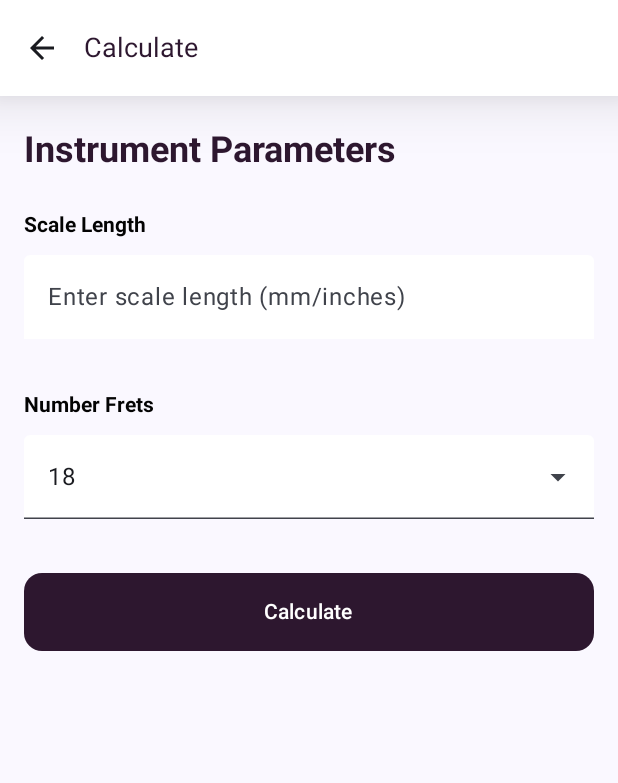
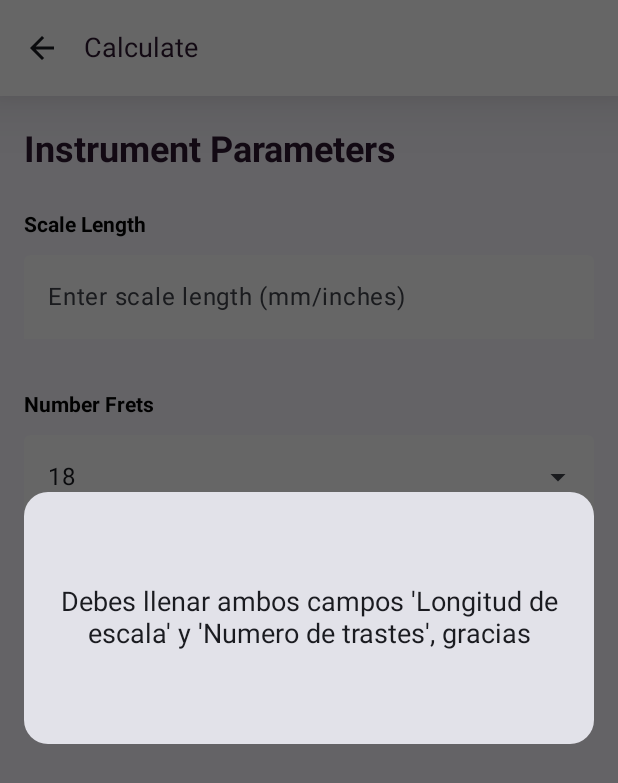
Before and after one commit to MAHEDO/StringCraft, an Android app built with Jetpack Compose: the composable CalculateScreen shown on its own in the app's theme, after a tap on "Calculate", on a phone screen of 412 x 824 dp. Shown: the top 783 px of the screen. Run offline under Robolectric (Android 15) with nearby library versions, the phone set to English and light mode, and no system bars; 2 statements that could not run were skipped.

Commit message:
Se agregan anuncios de google Ads, tambien se sepraran textos en el file strings.xml

```diff
--- a/app/build.gradle.kts
+++ b/app/build.gradle.kts
@@ -56,6 +56,6 @@ dependencies {
     androidTestImplementation(libs.androidx.ui.test.junit4)
     debugImplementation(libs.androidx.ui.tooling)
     debugImplementation(libs.androidx.ui.test.manifest)
-
+    implementation("com.google.android.gms:play-services-ads:23.6.0")
     implementation("androidx.navigation:navigation-compose:2.8.4")
 }
--- a/app/src/main/AndroidManifest.xml
+++ b/app/src/main/AndroidManifest.xml
@@ -1,6 +1,8 @@
 <?xml version="1.0" encoding="utf-8"?>
 <manifest xmlns:android="http://schemas.android.com/apk/res/android"
     xmlns:tools="http://schemas.android.com/tools">
+
+    <uses-permission android:name="android.permission.ACCESS_NETWORK_STATE"/>
 
     <application
         android:allowBackup="true"
@@ -12,6 +14,10 @@
         android:supportsRtl="true"
         android:theme="@style/Theme.StringCraft"
         tools:targetApi="31">
+        <meta-data
+            android:name="com.google.android.gms.ads.APPLICATION_ID"
+            android:value="ca-app-pub-3940256099942544~3347511713" />
+
         <activity
             android:name=".MainActivity"
             android:exported="true"
--- a/app/src/main/java/com/example/stringcraft/MainActivity.kt
+++ b/app/src/main/java/com/example/stringcraft/MainActivity.kt
@@ -16,10 +16,12 @@ import androidx.compose.ui.res.painterResource
 import androidx.compose.ui.tooling.preview.Preview
 import com.example.stringcraft.modulos.navigation.NavigationRoot
 import com.example.stringcraft.ui.theme.StringCraftTheme
+import com.google.android.gms.ads.MobileAds
 
 class MainActivity : ComponentActivity() {
     override fun onCreate(savedInstanceState: Bundle?) {
         super.onCreate(savedInstanceState)
+        MobileAds.initialize(this)
         setContent {
            NavigationRoot()
         }
--- a/app/src/main/java/com/example/stringcraft/modulos/Calculate/CalculateScreen.kt
+++ b/app/src/main/java/com/example/stringcraft/modulos/Calculate/CalculateScreen.kt
@@ -9,14 +9,17 @@ import androidx.compose.foundation.layout.Row
 import androidx.compose.foundation.layout.Spacer
 import androidx.compose.foundation.layout.fillMaxSize
 import androidx.compose.foundation.layout.fillMaxWidth
+import androidx.compose.foundation.layout.height
 import androidx.compose.foundation.layout.padding
 import androidx.compose.foundation.layout.width
+import androidx.compose.foundation.layout.wrapContentSize
 import androidx.compose.foundation.shape.RoundedCornerShape
 import androidx.compose.foundation.text.KeyboardOptions
 import androidx.compose.material.icons.Icons
 import androidx.compose.material.icons.automirrored.filled.ArrowBack
 import androidx.compose.material3.Button
 import androidx.compose.material3.ButtonDefaults
+import androidx.compose.material3.Card
 import androidx.compose.material3.Checkbox
 import androidx.compose.material3.DropdownMenu
 import androidx.compose.material3.DropdownMenuItem
@@ -26,6 +29,7 @@ import androidx.compose.material3.ExposedDropdownMenuDefaults
 import androidx.compose.material3.Icon
 import androidx.compose.material3.IconButton
 import androidx.compose.material3.IconButtonDefaults
+import androidx.compose.material3.Switch
 import androidx.compose.material3.Text
 import androidx.compose.material3.TextField
 import androidx.compose.material3.TextFieldDefaults
@@ -45,11 +49,14 @@ import androidx.compose.ui.res.stringResource
 import androidx.compose.ui.text.TextStyle
 import androidx.compose.ui.text.font.FontWeight
 import androidx.compose.ui.text.input.KeyboardType
+import androidx.compose.ui.text.style.TextAlign
 import androidx.compose.ui.tooling.preview.Preview
 import androidx.compose.ui.unit.dp
 import androidx.compose.ui.unit.sp
+import androidx.compose.ui.window.Dialog
 import androidx.navigation.NavController
 import com.example.stringcraft.R
+import com.example.stringcraft.modulos.MinimalDialog
 import com.example.stringcraft.modulos.navigation.ScreenRoot
 
 @Composable
@@ -77,14 +84,14 @@ fun Body(modifier: Modifier, navController: NavController) {
     ) {
         Spacer(modifier = Modifier.padding(14.dp))
         Text(
-            text = "Instrument Parameters",
+            text = stringResource(R.string.title_instrument_parameters),
             fontWeight = FontWeight.Bold,
             style = TextStyle(fontSize = 24.sp),
             color = Color(0XFF2D172F)
         )
         Spacer(modifier = Modifier.padding(14.dp))
         Text(
-            text = "Scale Length",
+            text = stringResource(R.string.title_scale_length),
             fontWeight = FontWeight.Bold,
             style = TextStyle(fontSize = 14.sp),
             color = Color(0xFF030303)
@@ -93,7 +100,7 @@ fun Body(modifier: Modifier, navController: NavController) {
         ScaleText(scale) { scale = it }
         Spacer(modifier = Modifier.padding(18.dp))
         Text(
-            text = "Number Frets",
+            text = stringResource(R.string.title_number_frets),
             fontWeight = FontWeight.Bold,
             style = TextStyle(fontSize = 14.sp),
             color = Color(0XFF030303)
@@ -101,14 +108,15 @@ fun Body(modifier: Modifier, navController: NavController) {
         Spacer(modifier = Modifier.padding(6.dp))
         NumberFretsMenu{ selectedFrets = it }
         Spacer(modifier = Modifier.padding(18.dp))
+        //SwitchViewOptions()
         /*Text(
             text = "Predefined Instruments Options",
             fontWeight = FontWeight.Bold,
             style = TextStyle(fontSize = 14.sp),
             color = Color(0XFF030303)
         )
-        ExclusiveCheckboxList()
-        Spacer(modifier = Modifier.padding(18.dp))*/
+        ExclusiveCheckboxList()*/
+        Spacer(modifier = Modifier.padding(18.dp))
         BtnCalculate(navController, scale, selectedFrets)
     }
 }
@@ -119,7 +127,7 @@ fun ScaleText(scale: String, onTextChanged: (String) -> Unit) {
         value = scale,
         onValueChange = { onTextChanged(it) },
         modifier = Modifier.fillMaxWidth(),
-        placeholder = { Text(text = "Enter scale length (mm/inches)") },
+        placeholder = { Text(text = stringResource(R.string.placeholder_enter_scale)) },
         maxLines = 1,
         singleLine = true,
         keyboardOptions = KeyboardOptions(keyboardType = KeyboardType.Number),
@@ -197,8 +205,23 @@ fun getOptions(titles: List<String>, selectedTitle: String?, onSelectionChange:(
 }
 
 @Composable
+fun SwitchViewOptions() {
+    var state by remember { mutableStateOf(false) }
+
+    Switch(
+        checked = state,
+        onCheckedChange = { state = !state },
+        enabled = false
+    )
+}
+
+@Composable
 fun ExclusiveCheckboxList() {
-    val options = listOf("Guitar (650mm)", stringResource(R.string.option_check_two), "String Bass(330mm)")
+    val options = listOf(stringResource(R.string.option_check_first), stringResource(R.string.option_check_two),
+        stringResource(
+            R.string.option_check_three
+        )
+    )
     var selectedTitle by rememberSaveable { mutableStateOf<String?>(null) }
 
     val checkInfoList = getOptions(
@@ -231,12 +254,14 @@ fun CheckBoxCombo(checkInfo: CheckInfo) {
 
 @Composable
 fun BtnCalculate(navController: NavController, scale: String, frets: String) {
+    var openMinimalDialog by remember { mutableStateOf(false) }
+
     Button(
         onClick = {
             if (scale.isNotBlank() && frets.isNotBlank()){
                navController.navigate(ScreenRoot.ResultsScreen.createRoute(scale, frets))
             } else {
-                //Maneja el caso de datos vacios
+                openMinimalDialog = true
             }
         },
         shape = RoundedCornerShape(12.dp),
@@ -247,7 +272,11 @@ fun BtnCalculate(navController: NavController, scale: String, frets: String) {
             containerColor = Color(0XFF2D172F)
         )
     ) {
-        Text(text = "Calculate")
+        Text(text = stringResource(R.string.btn_calculate))
+    }
+    // Mostrar el diálogo si la condición es verdadera
+    if (openMinimalDialog) {
+        MinimalDialog(onDismissRequest = { openMinimalDialog = false })
     }
 }
 
@@ -255,7 +284,7 @@ fun BtnCalculate(navController: NavController, scale: String, frets: String) {
 @Composable
 fun CalTopAppBar(navController: NavController){
     TopAppBar(
-        title = { Text(text = "Calculate", style = TextStyle(fontSize = 18.sp)) },
+        title = { Text(text = stringResource(R.string.topbar_title_calculate), style = TextStyle(fontSize = 18.sp)) },
         colors = TopAppBarDefaults.mediumTopAppBarColors(
             containerColor = Color.White,
             titleContentColor = Color(0XFF2D172F)
--- /dev/null
+++ b/app/src/main/java/com/example/stringcraft/modulos/Dialogs.kt
@@ -0,0 +1,41 @@
+package com.example.stringcraft.modulos
+
+import android.graphics.fonts.FontStyle
+import android.webkit.WebSettings.TextSize
+import androidx.compose.foundation.layout.fillMaxSize
+import androidx.compose.foundation.layout.fillMaxWidth
+import androidx.compose.foundation.layout.height
+import androidx.compose.foundation.layout.padding
+import androidx.compose.foundation.layout.wrapContentSize
+import androidx.compose.foundation.shape.RoundedCornerShape
+import androidx.compose.material3.*
+import androidx.compose.runtime.Composable
+import androidx.compose.ui.Alignment
+import androidx.compose.ui.Modifier
+import androidx.compose.ui.text.TextStyle
+import androidx.compose.ui.text.style.TextAlign
+import androidx.compose.ui.unit.dp
+import androidx.compose.ui.unit.sp
+import androidx.compose.ui.window.Dialog
+
+@Composable
+fun MinimalDialog(onDismissRequest: () -> Unit) {
+    Dialog(onDismissRequest = { onDismissRequest() }) {
+        Card(
+            modifier = Modifier
+                .fillMaxWidth()
+                .height(200.dp)
+                .padding(16.dp),
+            shape = RoundedCornerShape(16.dp),
+        ) {
+            Text(
+                text = "Debes llenar ambos campos 'Longitud de escala' y 'Numero de trastes', gracias",
+                modifier = Modifier
+                    .fillMaxSize()
+                    .wrapContentSize(Alignment.Center),
+                textAlign = TextAlign.Center,
+                style = TextStyle(fontSize = 18.sp)
+            )
+        }
+    }
+}
--- a/app/src/main/res/values/strings.xml
+++ b/app/src/main/res/values/strings.xml
@@ -1,19 +1,46 @@
 <resources>
+    <!--Home Screen-->
     <string name="app_name">StringCraft</string>
+    <string name="slogan_name_app">StringCraft</string>
+    <string name="btn_about">About</string>
+    <string name="btn_text_helpinformation">Help / Information</string>
+
+    <!--Calculate Screen-->
+    <string name="topbar_title_calculate">Calculate</string>
+    <string name="title_instrument_parameters">Instrument Parameters</string>
+    <string name="title_scale_length">Scale Length</string>
+    <string name="title_number_frets">Number Frets</string>
+    <string name="placeholder_enter_scale">Enter scale length (mm/inches)</string>
+    <string name="option_check_first">Guitar (650mm)</string>
+    <string name="option_check_two">String Requinto (580mm)</string>
+    <string name="option_check_three">String Bass(330mm)</string>
+    <string name="btn_calculate">Calculate</string>
+
+    <!--Help Screen-->
+    <string name="topbar_title_help">Help / Information</string>
+    <string name="title_understanding">Understanding the Frets Calculation</string>
     <string name="desciption_images">The illustrations help clarify the terms NUT and Bridge on different string instruments, essential for understanding their construction and design.</string>
+    <string name="title_illustration">Illustration the Fingerboard</string>
     <string name="description_app">The calculation of trets involves precise measurements to ensure each note is in tune across the string. Our app uses a sophisticated algorithm to calculate these positions, allowing custom designs while maintaining musical accuary.</string>
-    <string name="title_understanding">Understanding the Frets Calculation</string>
-    <string name="title_illustration">Illustration the Fingerboard</string>
     <string name="title_additional">Additional Resources</string>
     <string name="link_manual">Luthiery Manual for Beginners</string>
-    <string name="option_check_two">String Requito (580mm)</string>
+
+    <!--Results Screen-->
+    <string name="topbar_title_results">Results</string>
+    <string name="title_calculation_results">Calculation Results</string>
+    <string name="btn_export">Export File</string>
+    <string name="column_name_one">Fret Number</string>
+    <string name="column_name_two">Distance from Nut</string>
+    <string name="column_name_three">Distance Between Frets</string>
 
     <!--About Screen-->
+    <string name="topbar_title_about">About Us</string>
+    <string name="title_project_description">Project Description</string>
     <string name="project_description">
         This app has been developep for luthiers, musicians and hobbyists looking for precision when calculating fret measurements for stringed instruments such
         as guitars, requintos, and string bass. Our goal is to facilitate the design and construction of custom instruments with a practical and reliable tool.
     </string>
-
+    <string name="title_history_or_motivation">History or Motivation</string>
     <string name="history_description">
         Inspired by our passion for music and lutherie, we have created an app that combines tradition and technology to support creators around the world.
     </string>
@@ -21,5 +48,4 @@
     <string name="develop_description">
         Develop by Aaron Hdez Dguez. Thanks to all the luthiers and musicians who inspired this project.
     </string>
-
 </resources>
```
Also changed, not shown: app/src/main/java/com/example/stringcraft/modulos/About/AboutScreen.kt (+25 -7 lines), app/src/main/java/com/example/stringcraft/modulos/Calculate/ResultsScreen.kt (+32 -30 lines), app/src/main/java/com/example/stringcraft/modulos/Help/HelpScreen.kt (+24 -1 lines), app/src/main/java/com/example/stringcraft/modulos/Home/HomeScreen.kt (+6 -5 lines), 1 other file.
